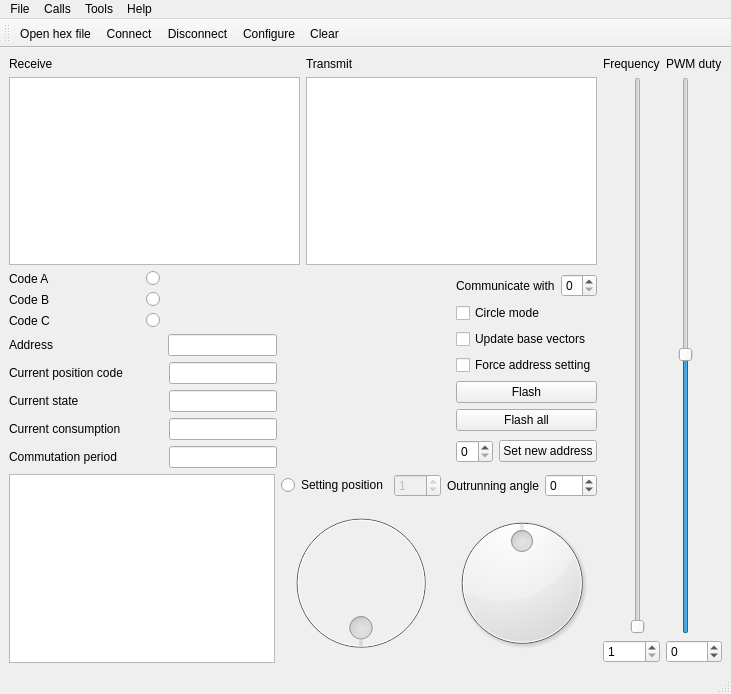
Before: the Qt Designer form mainwindow.ui in RunoVj/Terminal, drawn with Qt 5.
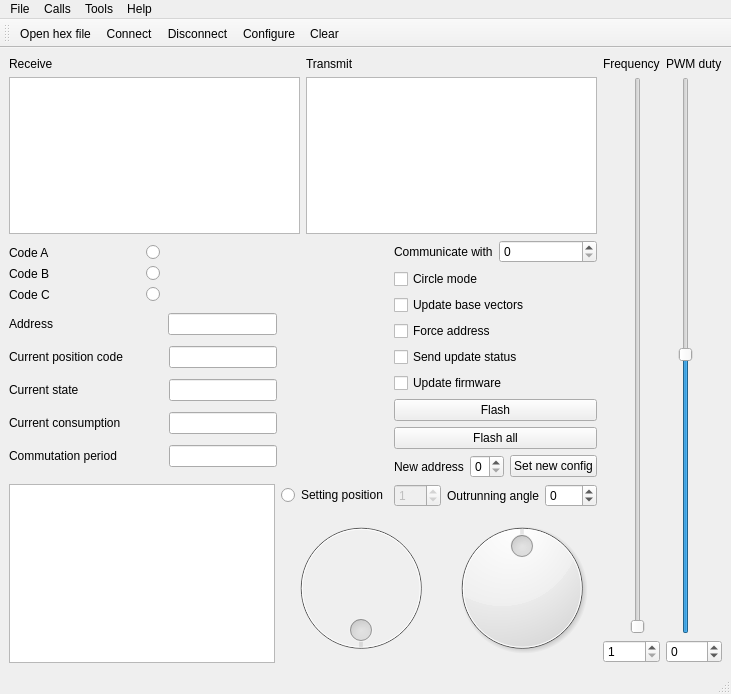
After: the same form once the commit is applied. Icons and pictures are not drawn.

What changed in the file:
```diff
--- a/mainwindow.ui
+++ b/mainwindow.ui
@@ -390,7 +390,21 @@
               <item>
                <widget class="QCheckBox" name="checkBoxSetAddress">
                 <property name="text">
-                 <string>Force address setting</string>
+                 <string>Force address</string>
+                </property>
+               </widget>
+              </item>
+              <item>
+               <widget class="QCheckBox" name="checkBoxSendResponse">
+                <property name="text">
+                 <string>Send update status</string>
+                </property>
+               </widget>
+              </item>
+              <item>
+               <widget class="QCheckBox" name="checkBoxUpdateFirmware">
+                <property name="text">
+                 <string>Update firmware</string>
                 </property>
                </widget>
               </item>
@@ -412,6 +426,13 @@
             </item>
             <item>
              <layout class="QHBoxLayout" name="horizontalLayout_2">
+              <item>
+               <widget class="QLabel" name="label_4">
+                <property name="text">
+                 <string>New address</string>
+                </property>
+               </widget>
+              </item>
               <item>
                <widget class="QSpinBox" name="spinBoxSetAddress">
                 <property name="maximum">
@@ -422,7 +443,7 @@
               <item>
                <widget class="QPushButton" name="pushButtonSetAddress">
                 <property name="text">
-                 <string>Set new address</string>
+                 <string>Set new config</string>
                 </property>
                </widget>
               </item>
```
Left out of the diff: 2 changed lines with no effect on the pictures.
